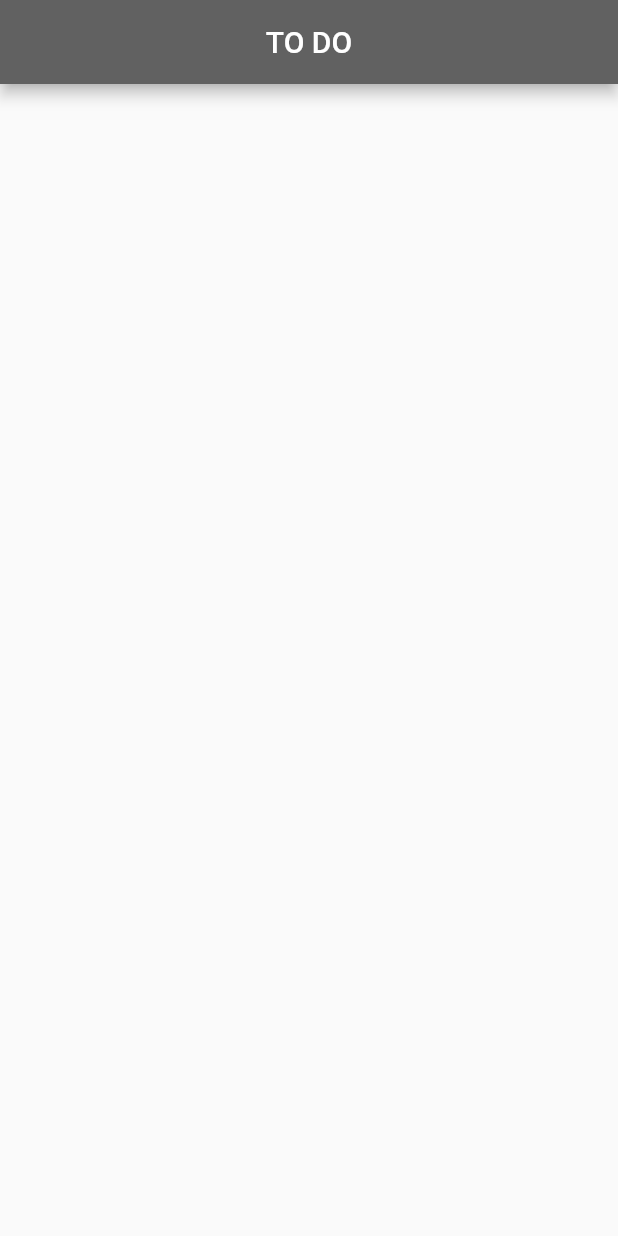
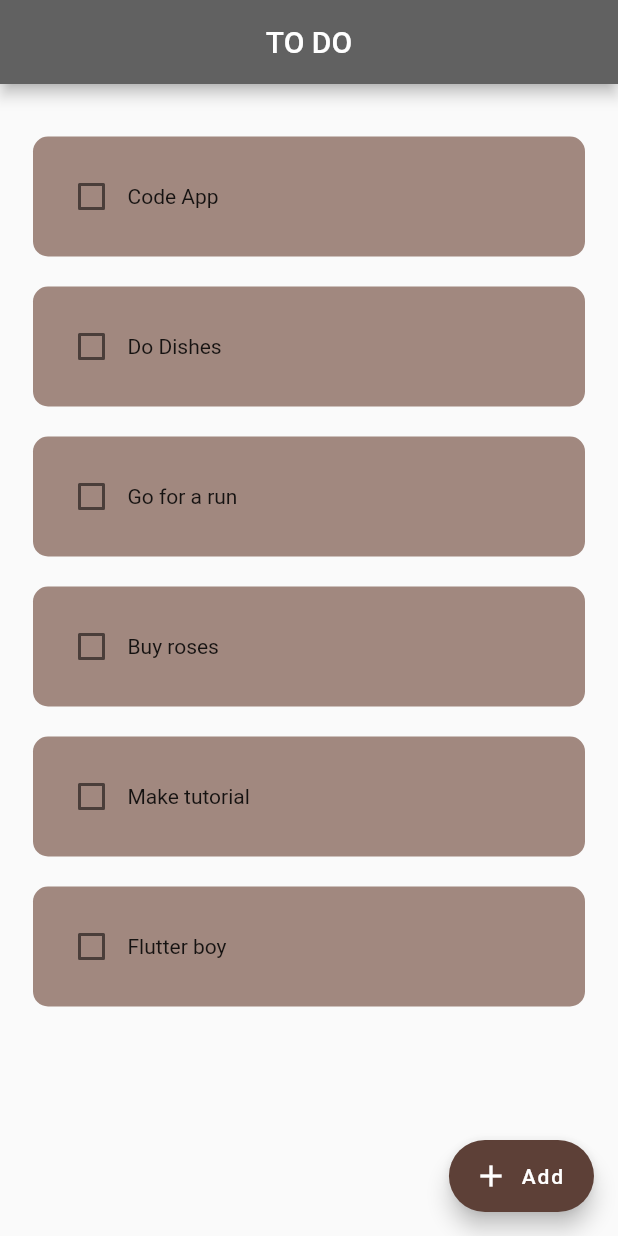
Before and after one commit to Maple06/flutter-bumaya, a Flutter app: the TodoApp screen opened directly, on a phone screen of 412 x 824 dp. Run offline on Flutter 3.47's test engine with Material 2 defaults, Android fonts, the phone set to English and light mode, and no system bars.

Commit message:
Add Todo Page - Tugas 7 Agustus 2023 FIN

```diff
--- a/lib/todo.dart
+++ b/lib/todo.dart
@@ -8,6 +8,16 @@ class TodoApp extends StatefulWidget {
 }
 
 class _TodoAppState extends State<TodoApp> {
+  List<String> todo = <String>[
+    'Code App',
+    'Do Dishes',
+    'Go for a run',
+    'Buy roses',
+    'Make tutorial',
+    'Flutter boy'
+  ];
+  List<bool> isChecked = [false, false, false, false, false, false];
+
   @override
   Widget build(BuildContext context) {
     return Scaffold(
@@ -17,6 +27,56 @@ class _TodoAppState extends State<TodoApp> {
         automaticallyImplyLeading: false,
         backgroundColor: Colors.grey[700],
       ),
+      body: Container(
+        child: Column(
+          children: [
+            // SizedBox(height:20),
+            Expanded(
+                child: ListView.builder(
+                    padding: const EdgeInsets.symmetric(vertical: 25, horizontal: 12),
+                    itemCount: todo.length,
+                    itemBuilder: (BuildContext context, int index) {
+                      return Container(
+                        height: 80,
+                        margin: EdgeInsets.all(10),
+                        decoration: BoxDecoration(borderRadius: BorderRadius.circular(10), color: Colors.brown[300]),
+                        child: Row(
+                          children: [
+                            SizedBox(width:15),
+                            Checkbox(
+                              value: isChecked[index],
+                              onChanged: (bool? newValue) {
+                                setState(() {
+                                  if (newValue != null) {
+                                    isChecked[index] = newValue;
+                                  }
+                                });
+                              },
+                            ),
+                            Text(
+                              '${todo[index]}',
+                              style: TextStyle(
+                                  decoration: isChecked[index] ? TextDecoration.lineThrough : TextDecoration.none,
+                              ),
+                            )
+                          ],
+                        ),
+                      );
+                    })),
+          ],
+        ),
+      ),
+      floatingActionButton: FloatingActionButton.extended(
+        onPressed: () {
+          setState(() {
+            todo.add('New Task');
+            isChecked.add(false);
+          });
+        },
+        label: const Text('Add'),
+        icon: const Icon(Icons.add),
+        backgroundColor: Colors.brown[700],
+      ),
     );
   }
 }
```
